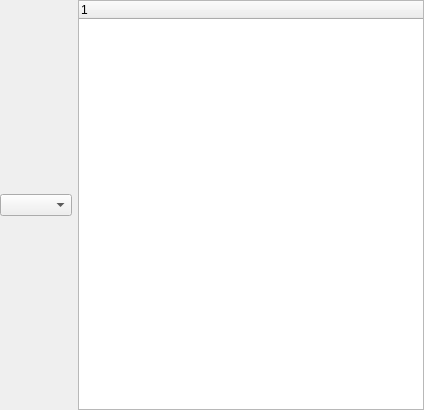
Old version of the form ui/layers_to_copy_widget.ui in the repository threalslimtobeeee/label_importer.
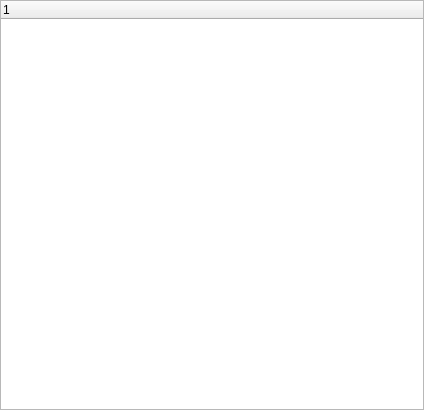
New version of the form.

The edit to the form file:
```diff
--- a/ui/layers_to_copy_widget.ui
+++ b/ui/layers_to_copy_widget.ui
@@ -28,9 +28,6 @@
    </property>
    <item>
     <layout class="QHBoxLayout" name="buttonsLayout">
-     <item>
-      <widget class="QComboBox" name="comboBox"/>
-     </item>
      <item>
       <widget class="QTreeWidget" name="treeWidget">
        <column>
```
